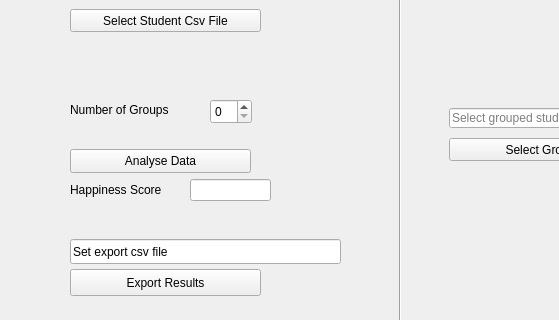
First picture: the form in src/gui/mainwindow.ui, repository ryanfletcher93/StudentGrouper, before the edit; both pictures show x 0 to 559 and y 81 to 401 of the 800 by 600 pixel window.
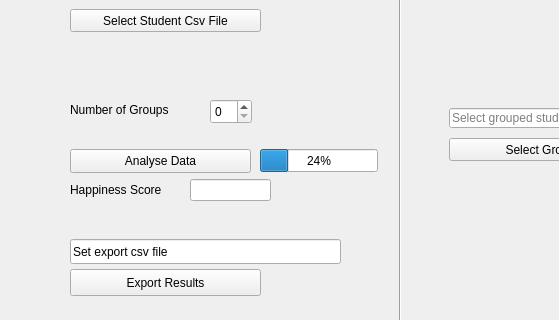
Second picture: the form after the edit.

The edit to the form file:
```diff
--- a/src/gui/mainwindow.ui
+++ b/src/gui/mainwindow.ui
@@ -172,6 +172,19 @@
       <string>Export Results</string>
      </property>
     </widget>
+    <widget class="QProgressBar" name="progressBar">
+     <property name="geometry">
+      <rect>
+       <x>260</x>
+       <y>230</y>
+       <width>118</width>
+       <height>23</height>
+      </rect>
+     </property>
+     <property name="value">
+      <number>24</number>
+     </property>
+    </widget>
    </widget>
    <widget class="QFrame" name="externalFrame">
     <property name="geometry">
```
